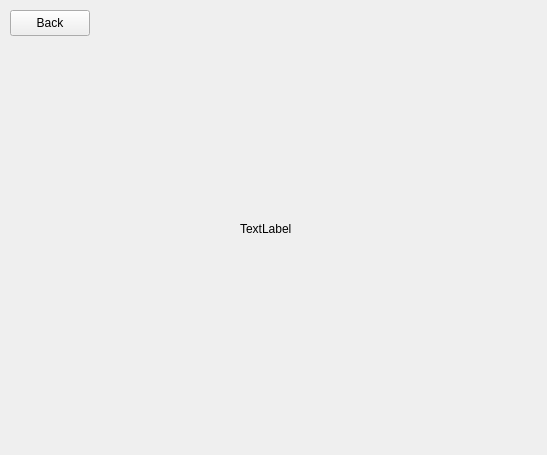
The window that Beadando/large_pic.ui (Skiba19/Qt-framework) describes before a commit, drawn with Qt 5.
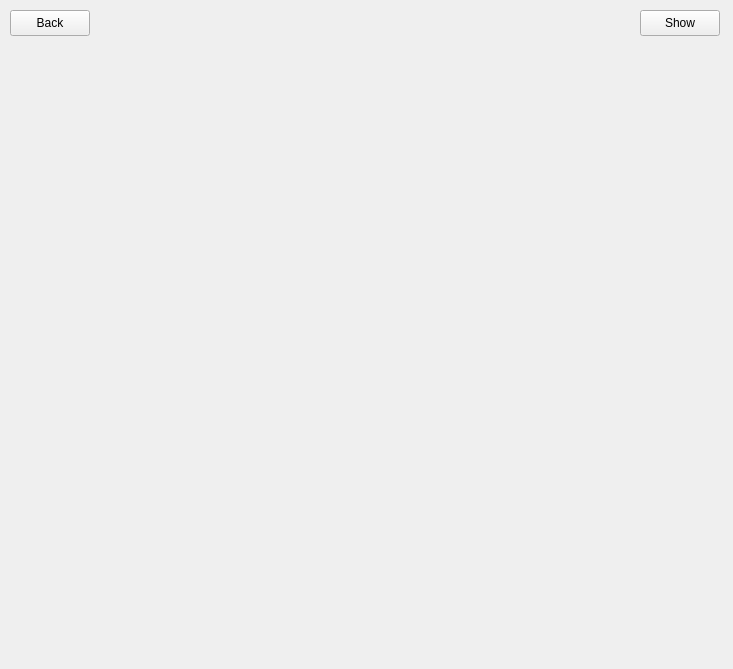
The same window after the commit.

Diff of the .ui file:
```diff
--- a/Beadando/large_pic.ui
+++ b/Beadando/large_pic.ui
@@ -6,8 +6,8 @@
    <rect>
     <x>0</x>
     <y>0</y>
-    <width>547</width>
-    <height>455</height>
+    <width>733</width>
+    <height>669</height>
    </rect>
   </property>
   <property name="windowTitle">
@@ -29,14 +29,30 @@
   <widget class="QLabel" name="Image">
    <property name="geometry">
     <rect>
-     <x>240</x>
-     <y>220</y>
-     <width>54</width>
-     <height>18</height>
+     <x>13</x>
+     <y>127</y>
+     <width>711</width>
+     <height>531</height>
     </rect>
    </property>
    <property name="text">
-    <string>TextLabel</string>
+    <string/>
+   </property>
+   <property name="alignment">
+    <set>Qt::AlignCenter</set>
+   </property>
+  </widget>
+  <widget class="QPushButton" name="pushButton_2">
+   <property name="geometry">
+    <rect>
+     <x>640</x>
+     <y>10</y>
+     <width>80</width>
+     <height>26</height>
+    </rect>
+   </property>
+   <property name="text">
+    <string>Show</string>
    </property>
   </widget>
  </widget>
```
